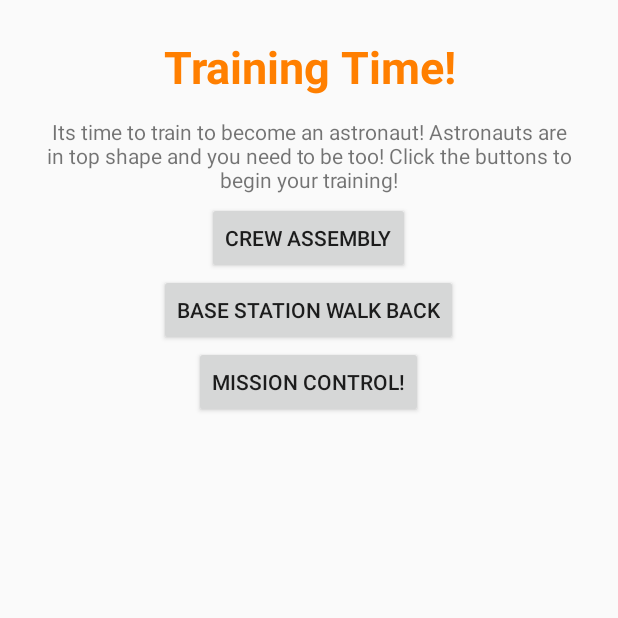
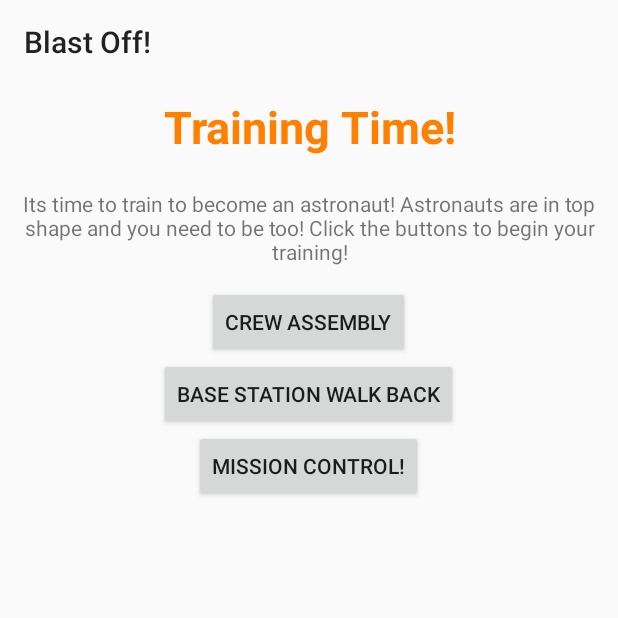
Before and after one commit to Billy1301/BlastOff, an Android app: the TrainActivity screen opened directly, with no data from a screen before it, on a phone screen of 412 x 824 dp, the top half of it. Run offline under Robolectric (Android 15) with nearby library versions, the light colour scheme and no system bars; Roboto replaces fonts that are not available here.

Commit message:
set toolbars for train

```diff
--- a/SpaceApp/app/src/main/java/com/example/billy/spaceapp/Train/TrainActivity.java
+++ b/SpaceApp/app/src/main/java/com/example/billy/spaceapp/Train/TrainActivity.java
@@ -3,6 +3,7 @@ package com.example.billy.spaceapp.Train;
 import android.content.Intent;
 import android.os.Bundle;
 import android.support.v7.app.AppCompatActivity;
+import android.support.v7.widget.Toolbar;
 import android.view.View;
 import android.widget.Button;
 import android.widget.TextView;
@@ -16,6 +17,7 @@ public class TrainActivity extends AppCompatActivity {
     Button baseStationWalkBackButton;
     Button missionControlButton;
     TextView titleText;
+    Toolbar toolbar;
 
     //region lists
     private ArrayList<String> suppliesCrewAssembly;
@@ -62,6 +64,7 @@ public class TrainActivity extends AppCompatActivity {
         setContentView(R.layout.activity_train);
 
         initiateViews();
+        setToolbar();
         setTitles();
         setSkills();
         setInstructions();
@@ -72,12 +75,18 @@ public class TrainActivity extends AppCompatActivity {
     }
 
     private void initiateViews(){
+        toolbar = (Toolbar) findViewById(R.id.train_toolbar);
         crewAssemblyButton = (Button) findViewById(R.id.train_activity1_button_id);
         baseStationWalkBackButton = (Button) findViewById(R.id.train_activity2_button_id);
         missionControlButton = (Button) findViewById(R.id.train_activity3_button_id);
         titleText = (TextView) findViewById(R.id.train_blurb_textView_id);
 //        Typeface typeface = Typeface.createFromAsset(getAssets(), "scribble_box_font.ttf");
 //        titleText.setTypeface(typeface);
+    }
+
+    private void setToolbar() {
+        setSupportActionBar(toolbar);
+        getSupportActionBar().setTitle(R.string.app_name);
     }
 
     private void setCrewAssemblyAndIntent(final String title, final String skills,
--- a/SpaceApp/app/src/main/res/layout/activity_train.xml
+++ b/SpaceApp/app/src/main/res/layout/activity_train.xml
@@ -3,12 +3,13 @@
     xmlns:tools="http://schemas.android.com/tools"
     android:layout_width="match_parent"
     android:layout_height="match_parent"
-    android:paddingBottom="@dimen/activity_vertical_margin"
-    android:paddingLeft="@dimen/activity_horizontal_margin"
-    android:paddingRight="@dimen/activity_horizontal_margin"
-    android:paddingTop="@dimen/activity_vertical_margin"
     android:orientation="vertical"
     tools:context=".Train.TrainActivity">
+
+    <android.support.v7.widget.Toolbar
+        android:id="@+id/train_toolbar"
+        android:layout_width="match_parent"
+        android:layout_height="wrap_content"></android.support.v7.widget.Toolbar>
 
     <TextView
         android:id="@+id/train_blurb_textView_id"
@@ -30,7 +31,8 @@
         android:layout_height="wrap_content"
         android:text="@string/training_text"
         android:gravity="center"
-        android:layout_margin="5dp"/>
+        android:layout_margin="5dp"
+        android:padding="8dp"/>
 
     <Button
         android:id="@+id/train_activity1_button_id"
```
Also changed, not shown: SpaceApp/app/src/main/java/com/example/billy/spaceapp/Train/TrainTaskActivity.java (+10 -0 lines), SpaceApp/app/src/main/res/layout/activity_traintaskactivity.xml (+5 -4 lines).
